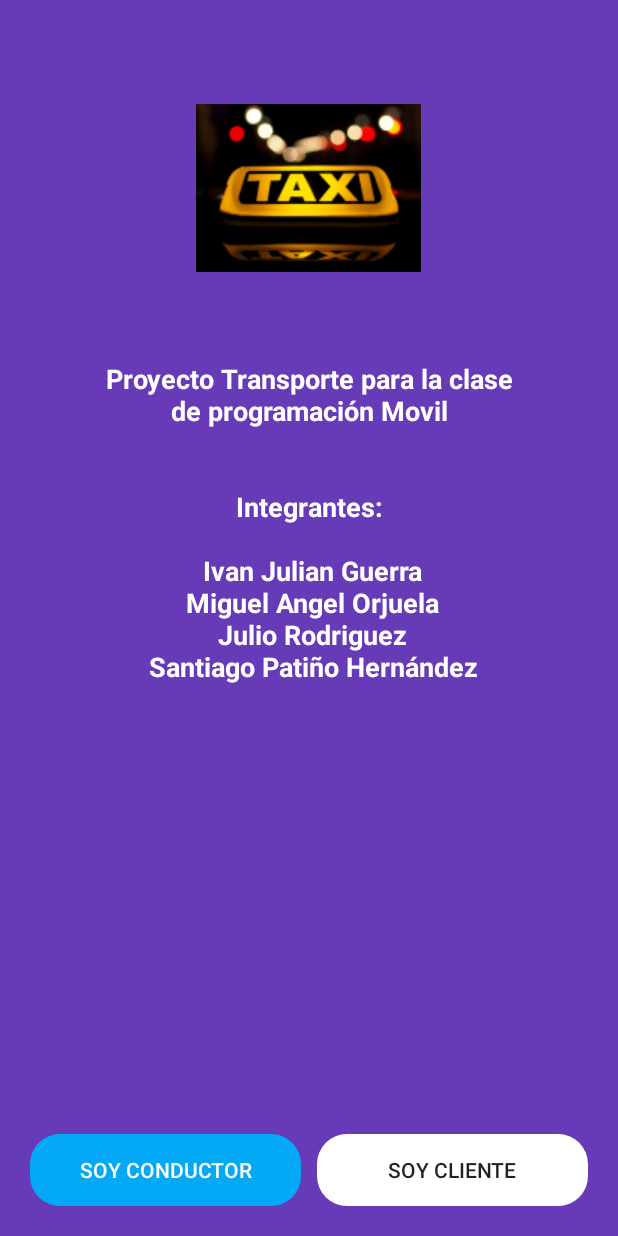
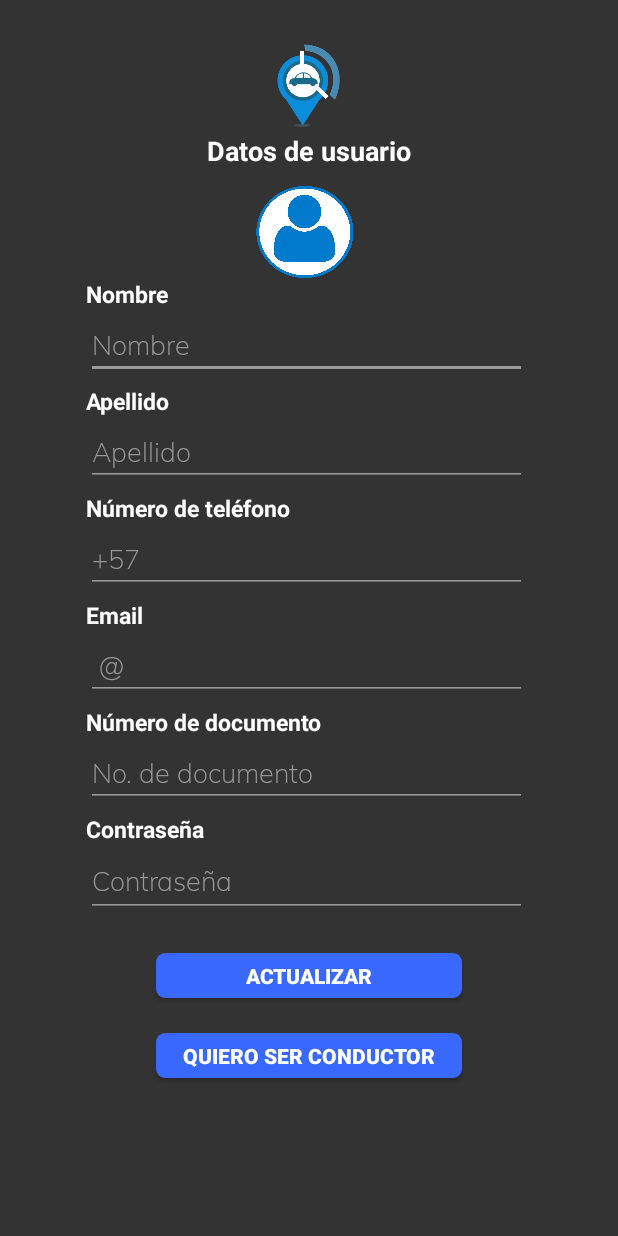
Before and after one commit to orjuela45/TransportAPP, an Android app: the screen it shows after launch (MainActivity before the commit, UserDataActivity after it), on a phone screen of 412 x 824 dp. Run offline under Robolectric (Android 15) with nearby library versions, the phone set to English and light mode, and no system bars.

Commit message:
Vista de datos de usuario realizada

```diff
--- a/app/src/main/java/com/example/transportapp/activities/LoginActivity.java
+++ b/app/src/main/java/com/example/transportapp/activities/LoginActivity.java
@@ -18,7 +18,6 @@ import com.google.firebase.auth.FirebaseAuth;
 import com.google.firebase.database.DatabaseReference;
 import com.google.firebase.database.FirebaseDatabase;
 import com.example.transportapp.R;
-import com.proyecto.transporte.includes.MyToolbar;
 
 import dmax.dialog.SpotsDialog;
 
@@ -38,7 +37,6 @@ public class LoginActivity extends AppCompatActivity {
     protected void onCreate(Bundle savedInstanceState) {
         super.onCreate(savedInstanceState);
         setContentView(R.layout.activity_login);
-        MyToolbar.show(this, "Login de usuario", true);
 
         mTextInputEmail = findViewById(R.id.textInputEmail);
         mTextInputPassword = findViewById(R.id.textInputPassword);
@@ -90,7 +88,7 @@ public class LoginActivity extends AppCompatActivity {
         }
     }
     private void goToRegister() {
-        Intent intent = new Intent(LoginActivity.this, RegisterActivity.class);
+        Intent intent = new Intent(LoginActivity.this, RegisterUserActivity.class);
         startActivity(intent);
     }
 }
--- /dev/null
+++ b/app/src/main/java/com/example/transportapp/activities/UserDataActivity.java
@@ -0,0 +1,15 @@
+package com.example.transportapp.activities;
+
+import androidx.appcompat.app.AppCompatActivity;
+
+import android.os.Bundle;
+import com.example.transportapp.R;
+
+public class UserDataActivity extends AppCompatActivity {
+
+    @Override
+    protected void onCreate(Bundle savedInstanceState) {
+        super.onCreate(savedInstanceState);
+        setContentView(R.layout.activity_user_data);
+    }
+}
--- a/app/src/main/res/layout/action_bar_toolbar.xml
+++ b/app/src/main/res/layout/action_bar_toolbar.xml
@@ -8,7 +8,7 @@
         android:id="@+id/toolbar"
         android:layout_width="match_parent"
         android:layout_height="wrap_content"
-        android:background="@color/colorPrimaryDark"
+        android:background="@color/ColorFondo"
         android:theme="@style/ToolbarTheme"
         />
 
--- a/app/src/main/res/layout/activity_login.xml
+++ b/app/src/main/res/layout/activity_login.xml
@@ -151,7 +151,7 @@
                 android:layout_gravity="center"
                 android:layout_marginTop="100dp"
                 android:layout_marginBottom="20dp"
-                android:background="@drawable/rounded_button"
+                android:background="@drawable/my_border"
                 android:backgroundTint="@color/ColorPrimary2"
                 android:text="Iniciar sesión"
                 android:textColor="@color/colorWhite"
@@ -164,7 +164,7 @@
                 android:layout_gravity="center"
                 android:layout_marginTop="10dp"
                 android:layout_marginBottom="100dp"
-                android:background="@drawable/rounded_button"
+                android:background="@drawable/my_border"
                 android:backgroundTint="@color/colorWhite"
                 android:text="Registrar"
                 android:textColor="@color/ColorPrimary2"
--- a/app/src/main/res/layout/activity_main.xml
+++ b/app/src/main/res/layout/activity_main.xml
@@ -5,7 +5,7 @@
     android:layout_width="match_parent"
     android:layout_height="match_parent"
     android:fitsSystemWindows="true"
-    android:background="@color/colorPrimary"
+    android:background="@color/ColorFondo"
     tools:context=".activities.MainActivity">
 
     <LinearLayout
--- a/app/src/main/res/layout/activity_register.xml
+++ b/app/src/main/res/layout/activity_register.xml
@@ -4,6 +4,7 @@
     xmlns:tools="http://schemas.android.com/tools"
     android:layout_width="match_parent"
     android:layout_height="match_parent"
+    android:background="@color/ColorFondo"
     android:fitsSystemWindows="true"
     tools:context=".activities.RegisterActivity">
 
@@ -13,14 +14,13 @@
         android:layout_width="match_parent"
         android:layout_height="match_parent"
         android:orientation="vertical"
-        app:layout_behavior="com.google.android.material.appbar.AppBarLayout$ScrollingViewBehavior"
-        >
+        app:layout_behavior="com.google.android.material.appbar.AppBarLayout$ScrollingViewBehavior">
 
         <LinearLayout
             android:layout_width="match_parent"
             android:layout_height="wrap_content"
-            android:orientation="horizontal"
-            android:layout_margin="10dp">
+            android:layout_margin="10dp"
+            android:orientation="horizontal">
 
             <ImageView
                 android:layout_width="35dp"
@@ -49,8 +49,8 @@
         <LinearLayout
             android:layout_width="match_parent"
             android:layout_height="wrap_content"
-        android:orientation="horizontal"
-        android:layout_margin="10dp">
+            android:layout_margin="10dp"
+            android:orientation="horizontal">
 
             <ImageView
                 android:layout_width="35dp"
@@ -80,8 +80,8 @@
         <LinearLayout
             android:layout_width="match_parent"
             android:layout_height="wrap_content"
-        android:orientation="horizontal"
-        android:layout_margin="10dp">
+            android:layout_margin="10dp"
+            android:orientation="horizontal">
 
             <ImageView
                 android:layout_width="35dp"
@@ -91,8 +91,8 @@
 
             <com.google.android.material.textfield.TextInputLayout
                 android:layout_width="match_parent"
-            android:layout_marginLeft="5dp"
-            android:layout_height="wrap_content">
+                android:layout_height="wrap_content"
+                android:layout_marginLeft="5dp">
 
                 <com.google.android.material.textfield.TextInputEditText
                     android:id="@+id/textInputPassword"
@@ -127,12 +127,6 @@
         </LinearLayout>
 
 
-
-
-
-
-
-
     </LinearLayout>
 
 </androidx.coordinatorlayout.widget.CoordinatorLayout>
--- a/app/src/main/res/layout/activity_select_option_auth.xml
+++ b/app/src/main/res/layout/activity_select_option_auth.xml
@@ -5,7 +5,7 @@
     android:layout_width="match_parent"
     android:layout_height="match_parent"
     android:fitsSystemWindows="true"
-    android:background="@color/colorPrimary"
+    android:background="@color/ColorFondo"
     tools:context=".activities.SelectOptionAuthActivity">
 
     <include layout="@layout/action_bar_toolbar" />
--- /dev/null
+++ b/app/src/main/res/layout/activity_user_data.xml
@@ -0,0 +1,344 @@
+<?xml version="1.0" encoding="utf-8"?>
+<LinearLayout xmlns:android="http://schemas.android.com/apk/res/android"
+    xmlns:app="http://schemas.android.com/apk/res-auto"
+    xmlns:tools="http://schemas.android.com/tools"
+    android:layout_width="match_parent"
+    android:layout_height="match_parent"
+    android:background="#333333"
+    android:orientation="vertical"
+    tools:context=".activities.UserDataActivity">
+
+    <LinearLayout
+        android:layout_width="match_parent"
+        android:layout_height="wrap_content"
+        android:orientation="horizontal">
+
+        <Space
+            android:layout_width="wrap_content"
+            android:layout_height="match_parent"
+            android:layout_weight="1" />
+
+        <ImageView
+            android:id="@+id/imageView"
+            android:layout_width="94dp"
+            android:layout_height="64dp"
+            android:layout_marginTop="24dp"
+            app:srcCompat="@drawable/logo" />
+
+        <Space
+            android:layout_width="wrap_content"
+            android:layout_height="match_parent"
+            android:layout_weight="1" />
+    </LinearLayout>
+
+    <LinearLayout
+        android:layout_width="match_parent"
+        android:layout_height="wrap_content"
+        android:orientation="horizontal">
+
+        <TextView
+            android:id="@+id/textView"
+            android:layout_width="411dp"
+            android:layout_height="wrap_content"
+            android:text="Datos de usuario"
+            android:textAlignment="center"
+            android:textColor="@color/colorWhite"
+            android:textSize="18sp"
+            android:textStyle="bold" />
+    </LinearLayout>
+
+    <LinearLayout
+        android:layout_width="match_parent"
+        android:layout_height="wrap_content"
+        android:orientation="horizontal">
+
+        <Space
+            android:layout_width="wrap_content"
+            android:layout_height="match_parent"
+            android:layout_weight="1" />
+
+    <ImageView
+        android:id="@+id/imageView2"
+        android:layout_width="70dp"
+        android:layout_height="61dp"
+        android:layout_marginTop="11dp"
+        app:srcCompat="@drawable/userimage" />
+
+        <Space
+            android:layout_width="wrap_content"
+            android:layout_height="match_parent"
+            android:layout_weight="1" />
+
+</LinearLayout>
+
+    <LinearLayout
+        android:layout_width="match_parent"
+        android:layout_height="71dp"
+        android:orientation="vertical">
+
+        <TextView
+            android:id="@+id/txtFirstName"
+            android:layout_width="wrap_content"
+            android:layout_height="wrap_content"
+            android:layout_marginLeft="57dp"
+            android:text="Nombre"
+            android:textColor="@color/colorWhite"
+            android:textSize="15sp"
+            android:textStyle="bold" />
+
+        <EditText
+            android:id="@+id/firstname"
+            android:layout_width="294dp"
+            android:layout_height="wrap_content"
+            android:layout_marginLeft="57dp"
+            android:backgroundTint="@color/ColorWhite50"
+            android:ems="10"
+            android:fontFamily="@font/muli_extralight"
+            android:hint="Nombre"
+            android:inputType="textPersonName"
+            android:singleLine="false"
+            android:textColor="@color/ColorWhite50"
+            android:textColorHint="@color/ColorWhite50" />
+
+        <Space
+            android:layout_width="77dp"
+            android:layout_height="wrap_content"
+            android:layout_weight="1" />
+    </LinearLayout>
+
+    <LinearLayout
+        android:layout_width="match_parent"
+        android:layout_height="71dp"
+        android:orientation="vertical">
+
+        <TextView
+            android:id="@+id/txtLastName"
+            android:layout_width="wrap_content"
+            android:layout_height="wrap_content"
+            android:layout_marginLeft="57dp"
+            android:text="Apellido"
+            android:textColor="@color/colorWhite"
+            android:textSize="15sp"
+            android:textStyle="bold" />
+
+        <EditText
+            android:id="@+id/lastname"
+            android:layout_width="294dp"
+            android:layout_height="wrap_content"
+            android:layout_marginLeft="57dp"
+            android:backgroundTint="@color/ColorWhite50"
+            android:ems="10"
+            android:fontFamily="@font/muli_extralight"
+            android:hint="Apellido"
+            android:inputType="textPersonName"
+            android:singleLine="false"
+            android:textColor="@color/ColorWhite50"
+            android:textColorHint="@color/ColorWhite50" />
+
+        <Space
+            android:layout_width="77dp"
+            android:layout_height="wrap_content"
+            android:layout_weight="1" />
+    </LinearLayout>
+
+    <LinearLayout
+        android:layout_width="match_parent"
+        android:layout_height="71dp"
+        android:orientation="vertical">
+
+        <TextView
+            android:id="@+id/txtPhone"
+            android:layout_width="wrap_content"
+            android:layout_height="wrap_content"
+            android:layout_marginLeft="57dp"
+            android:text="Número de teléfono"
+            android:textColor="@color/colorWhite"
+            android:textSize="15sp"
+            android:textStyle="bold" />
+
+        <EditText
+            android:id="@+id/phone"
+            android:layout_width="294dp"
+            android:layout_height="wrap_content"
+            android:layout_marginLeft="57dp"
+            android:backgroundTint="@color/ColorWhite50"
+            android:ems="10"
+            android:fontFamily="@font/muli_extralight"
+            android:hint="+57"
+            android:inputType="phone"
+            android:singleLine="false"
+            android:textColor="@color/ColorWhite50"
+            android:textColorHint="@color/ColorWhite50" />
+
+        <Space
+            android:layout_width="77dp"
+            android:layout_height="wrap_content"
+            android:layout_weight="1" />
+    </LinearLayout>
+
+    <LinearLayout
+        android:layout_width="match_parent"
+        android:layout_height="71dp"
+        android:orientation="vertical">
+
+        <TextView
+            android:id="@+id/txtEmail"
+            android:layout_width="wrap_content"
+            android:layout_height="wrap_content"
+            android:layout_marginLeft="57dp"
+            android:text="Email"
+            android:textColor="@color/colorWhite"
+            android:textSize="15sp"
+            android:textStyle="bold" />
+
+        <EditText
+            android:id="@+id/email"
+            android:layout_width="294dp"
+            android:layout_height="wrap_content"
+            android:layout_marginLeft="57dp"
+            android:backgroundTint="@color/ColorWhite50"
+            android:ems="10"
+            android:fontFamily="@font/muli_extralight"
+            android:hint=" @"
+            android:inputType="textEmailAddress"
+            android:singleLine="false"
+            android:textColor="@color/ColorWhite50"
+            android:textColorHint="@color/ColorWhite50" />
+
+        <Space
+            android:layout_width="77dp"
+            android:layout_height="wrap_content"
+            android:layout_weight="1" />
+    </LinearLayout>
+
+    <LinearLayout
+        android:layout_width="match_parent"
+        android:layout_height="71dp"
+        android:orientation="vertical">
+
+        <TextView
+            android:id="@+id/txtIDcard"
+            android:layout_width="wrap_content"
+            android:layout_height="wrap_content"
+            android:layout_marginLeft="57dp"
+            android:text="Número de documento"
+            android:textColor="@color/colorWhite"
+            android:textSize="15sp"
+            android:textStyle="bold" />
+
+        <EditText
+            android:id="@+id/idcard"
+            android:layout_width="294dp"
+            android:layout_height="wrap_content"
+            android:layout_marginLeft="57dp"
+            android:backgroundTint="@color/ColorWhite50"
+            android:ems="10"
+            android:fontFamily="@font/muli_extralight"
+            android:hint="No. de documento"
+            android:inputType="number"
+            android:singleLine="false"
+            android:textColor="@color/ColorWhite50"
+            android:textColorHint="@color/ColorWhite50" />
+
+        <Space
+            android:layout_width="77dp"
+            android:layout_height="wrap_content"
+            android:layout_weight="1" />
+    </LinearLayout>
+
+    <LinearLayout
+        android:layout_width="match_parent"
+        android:layout_height="71dp"
+        android:orientation="vertical">
+
+        <TextView
+            android:id="@+id/txtPassword"
+            android:layout_width="wrap_content"
+            android:layout_height="wrap_content"
+            android:layout_marginLeft="57dp"
+            android:text="Contraseña"
+            android:textColor="@color/colorWhite"
+            android:textSize="15sp"
+            android:textStyle="bold" />
+
+        <EditText
+            android:id="@+id/password"
+            style="@style/Widget.AppCompat.EditText"
+            android:layout_width="294dp"
+            android:layout_height="wrap_content"
+            android:layout_marginLeft="57dp"
+            android:layout_weight="1"
+            android:backgroundTint="@color/ColorWhite50"
+            android:ems="10"
+            android:fontFamily="@font/muli_extralight"
+            android:hint="Contraseña"
+            android:inputType="textPassword"
+            android:singleLine="false"
+            android:textColor="@color/ColorWhite50"
+            android:textColorHint="@color/ColorWhite50" />
+
+        <Space
+            android:layout_width="77dp"
+            android:layout_height="wrap_content"
+            android:layout_weight="1" />
+    </LinearLayout>
+
+    <Space
+        android:layout_width="match_parent"
+        android:layout_height="22dp" />
+
+    <LinearLayout
+        android:layout_width="match_parent"
+        android:layout_height="53dp"
+        android:orientation="horizontal">
+
+        <Space
+            android:layout_width="wrap_content"
+            android:layout_height="22dp"
+            android:layout_weight="1" />
+
+        <Button
+            android:id="@+id/update"
+            android:layout_width="100dp"
+            android:layout_height="30dp"
+            android:layout_weight="1"
+            android:background="@drawable/my_border"
+            android:backgroundTint="@color/ColorPrimary2"
+            android:text="Actualizar"
+            android:textColor="@color/colorWhite"
+            android:textStyle="bold" />
+
+        <Space
+            android:layout_width="wrap_content"
+            android:layout_height="wrap_content"
+            android:layout_weight="1" />
+    </LinearLayout>
+
+    <LinearLayout
+        android:layout_width="match_parent"
+        android:layout_height="match_parent"
+        android:orientation="horizontal">
+
+        <Space
+            android:layout_width="wrap_content"
+            android:layout_height="22dp"
+            android:layout_weight="1" />
+
+        <Button
+            android:id="@+id/driver"
+            android:layout_width="100dp"
+            android:layout_height="30dp"
+            android:layout_weight="1"
+            android:background="@drawable/my_border"
+            android:backgroundTint="@color/ColorPrimary2"
+            android:text="Quiero ser conductor"
+            android:textColor="@color/colorWhite"
+            android:textStyle="bold" />
+
+        <Space
+            android:layout_width="wrap_content"
+            android:layout_height="wrap_content"
+            android:layout_weight="1" />
+    </LinearLayout>
+
+</LinearLayout>
```
Also changed, not shown: app/src/main/AndroidManifest.xml (+12 -5 lines), app/src/main/res/drawable-hdpi/userimage.png (added). Lines whose indentation alone changed are shown as unchanged.
